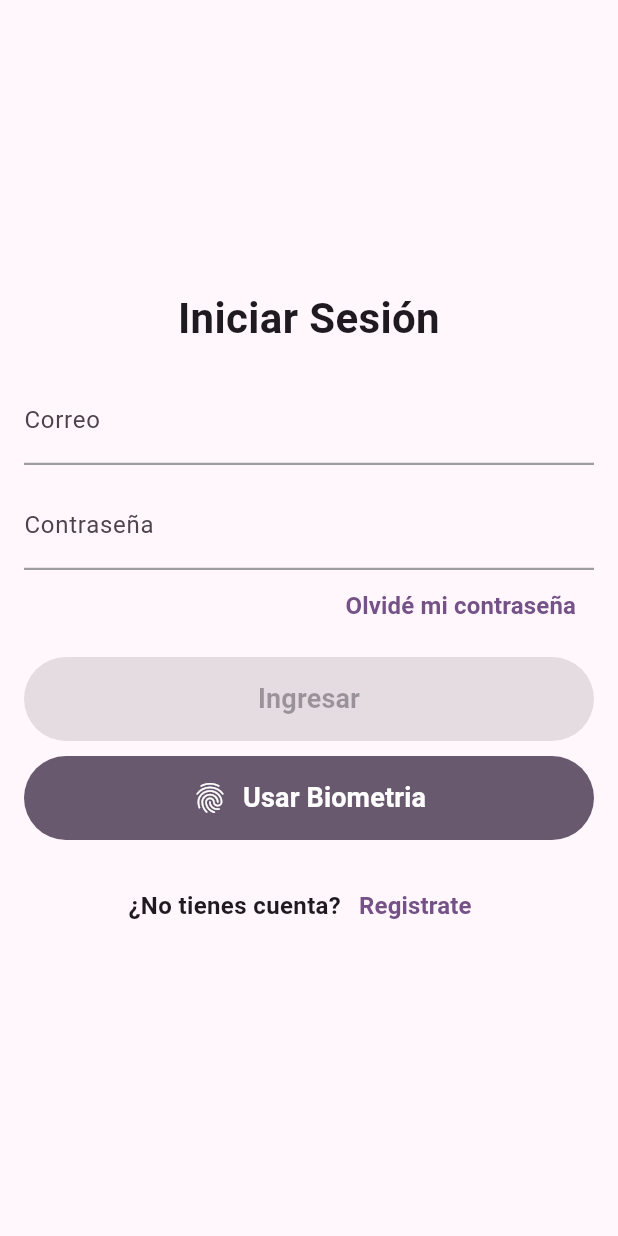
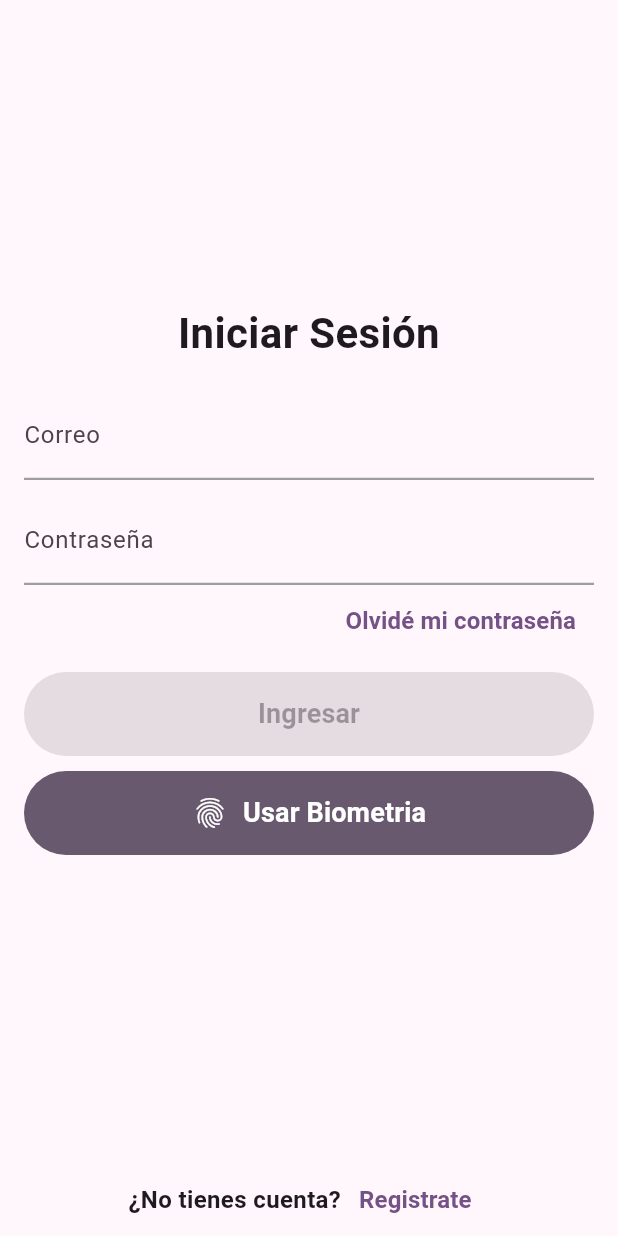
Before and after one commit to Wpcarmona/template-flutter, a Flutter app: the screen it shows after launch, on a phone screen of 412 x 824 dp. Run offline on Flutter 3.47's test engine with Material 3 defaults, Android fonts, the phone set to English and light mode, and no system bars; our stand-ins replace animate_do, dio, dropdown_button2, equatable, flutter_bloc, flutter_dotenv and 2 more; Roboto replaces fonts that are missing (Nunito).

Commit message:
arreglando errores

```diff
--- a/lib/presentation/screens/auth/login_screen.dart
+++ b/lib/presentation/screens/auth/login_screen.dart
@@ -25,6 +25,7 @@ class _LoginPage extends StatelessWidget {
     final email = loginCubit.state.email;
     final passwoord = loginCubit.state.password;
     return Scaffold(
+      bottomNavigationBar: _RegisterButton(),
       body: Center(
         child: Padding(
           padding: const EdgeInsets.all(16.0),
@@ -100,8 +101,6 @@ class _FormContent extends StatelessWidget {
           onPressed: (){},
           themeColor: colors.secondary,
           ),
-        SizedBox(height: 20),
-        _RegisterButton(),
       ],
     );
   }
@@ -112,8 +111,7 @@ class _RegisterButton extends StatelessWidget {
 
   @override
   Widget build(BuildContext context) {
-    return Align(
-      alignment: Alignment.center,
+    return SafeArea(
       child: Row(
         mainAxisAlignment: MainAxisAlignment.center,
         children: [
--- a/lib/presentation/screens/auth/register_screen.dart
+++ b/lib/presentation/screens/auth/register_screen.dart
@@ -102,7 +102,9 @@ class _RegisterViewState extends State<_RegisterView> {
               padding: const EdgeInsets.all(8.0),
               child: CusstomButtonField(
                   text: 'Continuar',
-                  onPressed: (registerCubit.state.isValid) ? () {} : null),
+                  onPressed: (registerCubit.state.isValid && registerCubit.state.hasMinLength && registerCubit.state.hasUpperCase && registerCubit.state.hasSpecialCharOrNumber)
+                  ? () {}
+                  : null),
             ),
       body: Column(
         children: [
```
